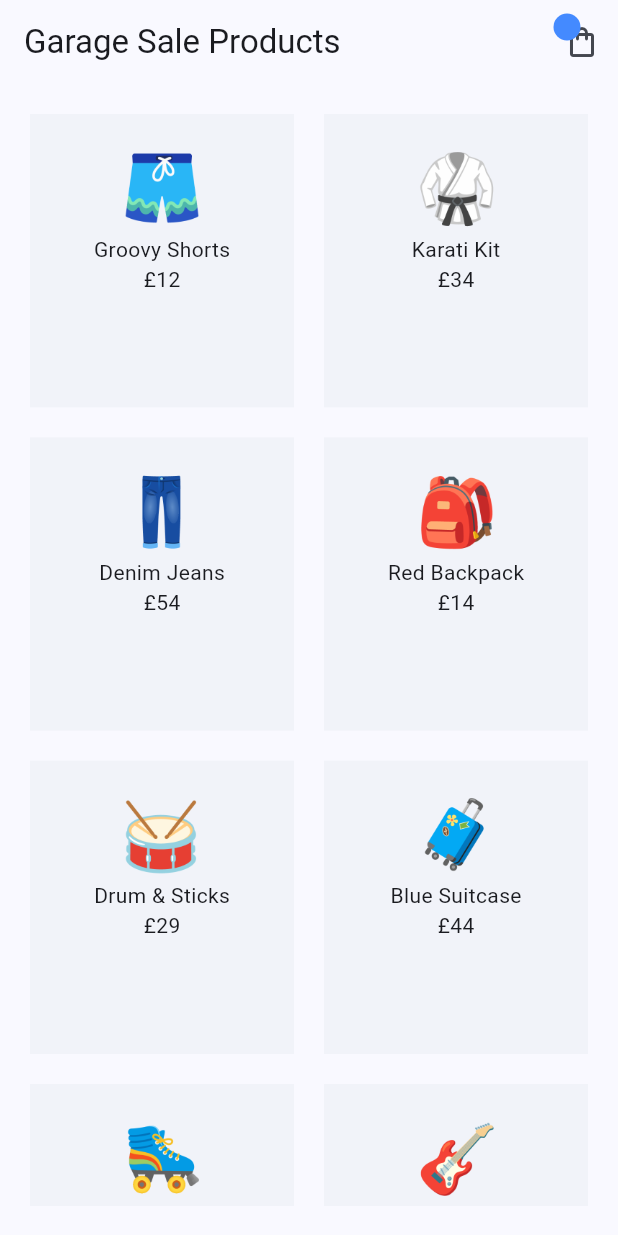
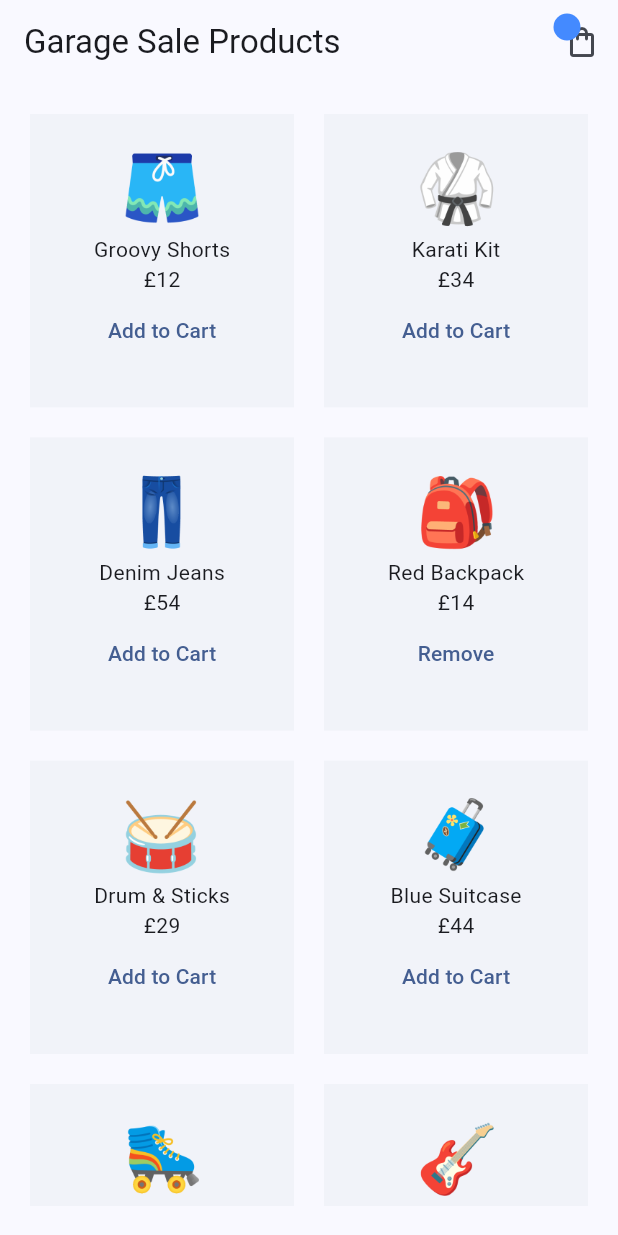
Before and after one commit to iamshaunjp/flutter-riverpod-tutorial, a Flutter app: the screen it shows after launch, on a phone screen of 412 x 824 dp. Run offline on Flutter 3.47's test engine with Material 3 defaults, Android fonts, the phone set to English and light mode, and no system bars; our stand-ins replace flutter_riverpod, riverpod_annotation; generated files the repository leaves out were written again.

Commit message:
lesson-7

```diff
--- a/lib/screens/home/home_screen.dart
+++ b/lib/screens/home/home_screen.dart
@@ -1,5 +1,6 @@
 import 'package:flutter/material.dart';
 import 'package:flutter_riverpod/flutter_riverpod.dart';
+import 'package:riverpod_files/providers/cart_provider.dart';
 import 'package:riverpod_files/providers/products_provider.dart';
 import 'package:riverpod_files/shared/cart_icon.dart';
 
@@ -9,6 +10,7 @@ class HomeScreen extends ConsumerWidget {
   @override
   Widget build(BuildContext context, WidgetRef ref) {
     final allProducts = ref.watch(productsProvider);
+    final cartProducts = ref.watch(cartNotifierProvider);
 
     return Scaffold(
       appBar: AppBar(
@@ -34,6 +36,18 @@ class HomeScreen extends ConsumerWidget {
                   Image.asset(allProducts[index].image, width: 60, height: 60),
                   Text(allProducts[index].title),
                   Text('£${allProducts[index].price}'),
+
+                  if (cartProducts.contains(allProducts[index]))
+                    TextButton(
+                      onPressed: () {},
+                      child: const Text('Remove'),
+                    ),
+
+                  if (!cartProducts.contains(allProducts[index]))
+                    TextButton(
+                      onPressed: () {},
+                      child: const Text('Add to Cart'),
+                    ),
                 ]
               )
             );
```
